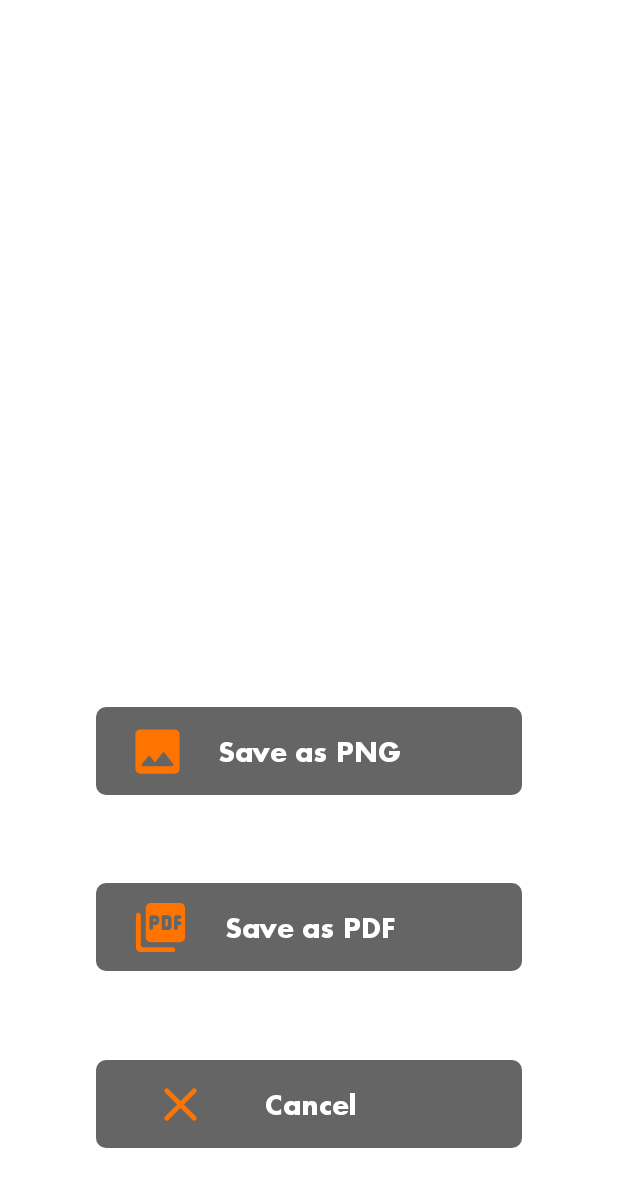
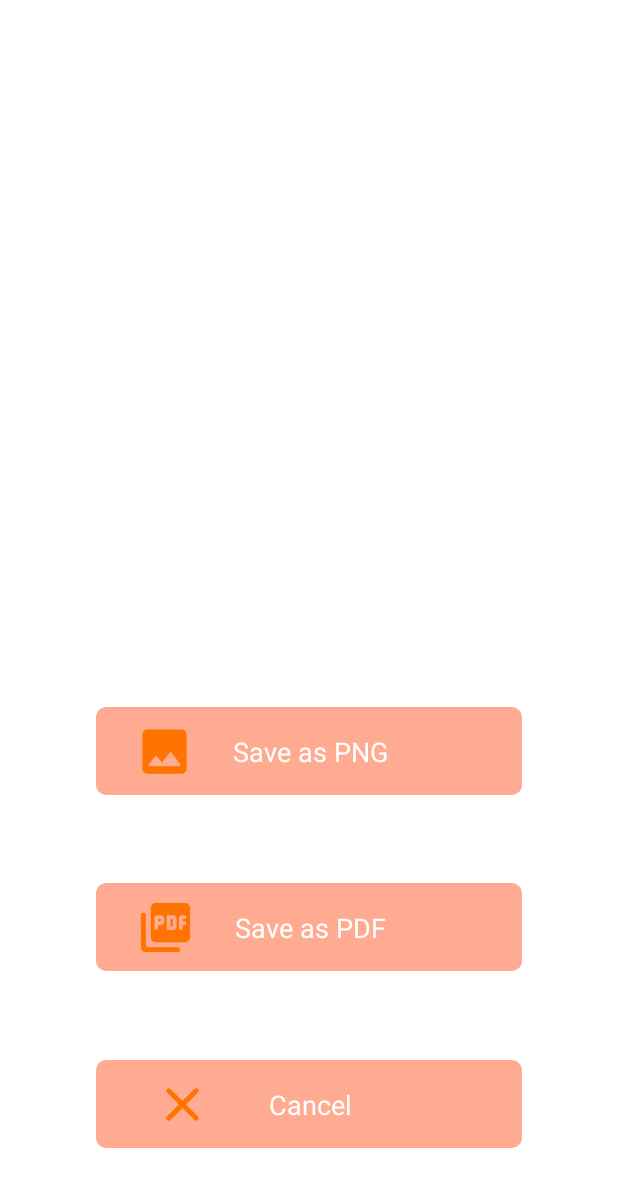
Before and after one commit to kiranmkr/EsportsLogoMaker, an Android app: the layout save_preview.xml on its own in the app's theme, with its tools: preview values and no code run, on a phone screen of 412 x 824 dp. Shown: the top 1187 px of the screen. Run offline under Robolectric (Android 15) with nearby library versions, the phone set to English and light mode, and no system bars.

Commit message:
under_dev

```diff
--- a/app/src/main/java/com/example/esportslogomaker/customUi/HomeUi.kt
+++ b/app/src/main/java/com/example/esportslogomaker/customUi/HomeUi.kt
@@ -33,7 +33,7 @@ class HomeUi @JvmOverloads constructor(
         recyclerViewShape.apply {
             setHasFixedSize(true)
             adapter = HomeLabelAdapter(callBack)
-            //showAnimation()
+            showAnimation()
         }
     }
 
--- a/app/src/main/java/com/example/esportslogomaker/ui/EditingScreen.kt
+++ b/app/src/main/java/com/example/esportslogomaker/ui/EditingScreen.kt
@@ -785,7 +785,7 @@ class EditingScreen : AppCompatActivity(), CustomImageView.CustomImageCallBack,
 
                 //MediaStore.Files.getContentUri(MediaStore.VOLUME_EXTERNAL_PRIMARY)
                 //Inserting the contentValues to contentResolver and getting the Uri
-               // val imageUri: Uri? = resolver.insert(MediaStore.Images.Media.EXTERNAL_CONTENT_URI, contentValues)
+                // val imageUri: Uri? = resolver.insert(MediaStore.Images.Media.EXTERNAL_CONTENT_URI, contentValues)
 
                 val imageUri: Uri? =
                     resolver.insert(
@@ -1013,6 +1013,16 @@ class EditingScreen : AppCompatActivity(), CustomImageView.CustomImageCallBack,
 
             }
         }
+
+    override fun onBackPressed() {
+        //super.onBackPressed()
+        if (savingRootPreview?.visibility == View.VISIBLE){
+            showAnimation()
+            savingRootPreview?.visibility = View.GONE
+        }else{
+            showBackDialog()
+        }
+    }
 
     private fun showBackDialog() {
         AlertDialog.Builder(this@EditingScreen)
--- /dev/null
+++ b/app/src/main/res/drawable/round_bg_save.xml
@@ -0,0 +1,6 @@
+<?xml version="1.0" encoding="utf-8"?>
+<shape xmlns:android="http://schemas.android.com/apk/res/android"
+    android:shape="rectangle">
+    <solid android:color="@color/colorPrimary" />
+    <corners android:radius="@dimen/_5sdp" />
+</shape>
--- a/app/src/main/res/layout/save_preview.xml
+++ b/app/src/main/res/layout/save_preview.xml
@@ -39,8 +39,7 @@
             android:layout_height="@dimen/_45sdp"
             android:layout_marginStart="64dp"
             android:layout_marginEnd="64dp"
-            android:background="@drawable/round_bg"
-            android:backgroundTint="@color/daynight_textColor"
+            android:background="@drawable/round_bg_save"
             app:layout_constraintBottom_toTopOf="@+id/save_as_pdf"
             app:layout_constraintEnd_toEndOf="parent"
             app:layout_constraintHorizontal_bias="0.5"
@@ -76,8 +75,7 @@
             android:id="@+id/save_as_pdf"
             android:layout_width="0dp"
             android:layout_height="@dimen/_45sdp"
-            android:background="@drawable/round_bg"
-            android:backgroundTint="@color/daynight_textColor"
+            android:background="@drawable/round_bg_save"
             app:layout_constraintBottom_toTopOf="@+id/btnCroos"
             app:layout_constraintEnd_toEndOf="@+id/save_as_png"
             app:layout_constraintHorizontal_bias="0.5"
@@ -113,8 +111,7 @@
             android:id="@+id/btnCroos"
             android:layout_width="0dp"
             android:layout_height="@dimen/_45sdp"
-            android:background="@drawable/round_bg"
-            android:backgroundTint="@color/daynight_textColor"
+            android:background="@drawable/round_bg_save"
             app:layout_constraintBottom_toBottomOf="parent"
             app:layout_constraintEnd_toEndOf="@+id/save_as_png"
             app:layout_constraintHorizontal_bias="0.5"
--- a/app/src/main/res/values-night/styles.xml
+++ b/app/src/main/res/values-night/styles.xml
@@ -9,7 +9,7 @@
         <item name="colorAccent">@color/colorAccent</item>
         <item name="android:textColorPrimary">@android:color/white</item>
         <!-- Customize your theme here. -->
-        <item name="fontFamily">@font/futura_bold</item>
+        <item name="fontFamily">@font/futura_normal</item>
         <item name="android:windowAnimationStyle">@style/CustomActivityAnimation</item>
     </style>
 
--- a/app/src/main/res/values/styles.xml
+++ b/app/src/main/res/values/styles.xml
@@ -8,7 +8,7 @@
         <item name="colorAccent">@color/colorAccent</item>
         <item name="android:textColorPrimary">@android:color/black</item>
         <!-- Customize your theme here. -->
-        <item name="fontFamily">@font/futura_bold</item>
+        <item name="fontFamily">@font/futura_normal</item>
 
         <item name="android:windowAnimationStyle">@style/CustomActivityAnimation</item>
     </style>
```
